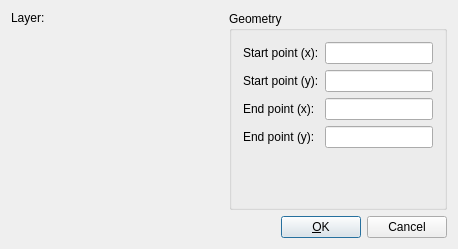
This is src/ui/forms/qg_dlgline.ui in LibreCAD/LibreCAD as Qt 5 draws it before an edit. The edited form follows.
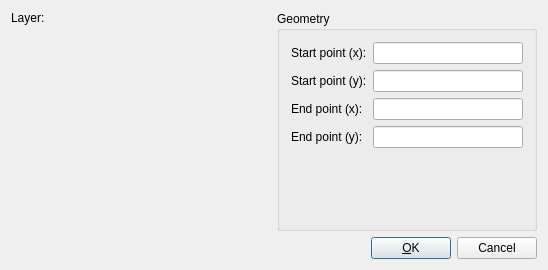
This is the edited form. Custom widgets are drawn as their Qt base class.

Commit message: Modified dlgline, attribute and dlgpen to better resize based on there content. need to set minimumExpanding and not do anything special in code

Patch:
```diff
--- a/src/ui/forms/qg_dlgline.ui
+++ b/src/ui/forms/qg_dlgline.ui
@@ -2,24 +2,27 @@
 <ui version="4.0">
  <class>QG_DlgLine</class>
  <widget class="QDialog" name="QG_DlgLine">
+  <property name="enabled">
+   <bool>true</bool>
+  </property>
   <property name="geometry">
    <rect>
     <x>0</x>
     <y>0</y>
-    <width>458</width>
-    <height>249</height>
+    <width>548</width>
+    <height>270</height>
    </rect>
   </property>
   <property name="sizePolicy">
-   <sizepolicy hsizetype="Minimum" vsizetype="Minimum">
+   <sizepolicy hsizetype="MinimumExpanding" vsizetype="MinimumExpanding">
     <horstretch>0</horstretch>
     <verstretch>0</verstretch>
    </sizepolicy>
   </property>
   <property name="minimumSize">
    <size>
-    <width>300</width>
-    <height>190</height>
+    <width>0</width>
+    <height>0</height>
    </size>
   </property>
   <property name="windowTitle">
@@ -61,6 +64,12 @@
            <verstretch>0</verstretch>
           </sizepolicy>
          </property>
+         <property name="minimumSize">
+          <size>
+           <width>230</width>
+           <height>140</height>
+          </size>
+         </property>
         </widget>
        </item>
       </layout>
```
The commit also changes 5 other files.
